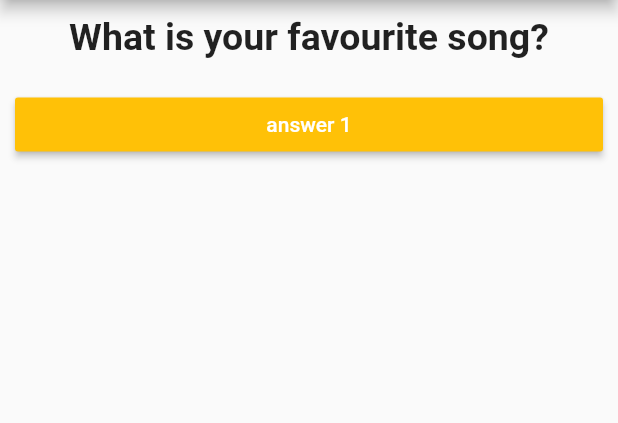
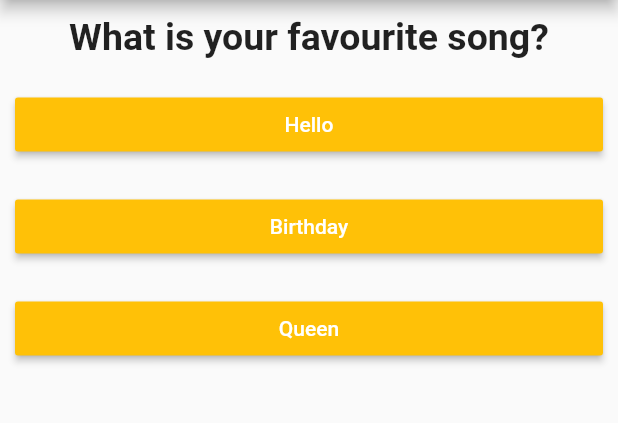
Before and after one commit to WinstonBrandon/QuizApp, a Flutter app: the screen it shows after launch, on a phone screen of 412 x 824 dp, the part 84-507 px from its top. Run offline on Flutter 3.47's test engine with Material 2 defaults, Android fonts, the phone set to English and light mode, and no system bars.

Commit message:
added dynamic answers

```diff
--- a/lib/answer.dart
+++ b/lib/answer.dart
@@ -2,8 +2,9 @@ import 'package:flutter/material.dart';
 
 class Answer extends StatelessWidget {
   final VoidCallback selectHandler;
+  final String answerText;
 
-  Answer(this.selectHandler);
+  Answer(this.selectHandler, this.answerText);
 
   Widget build(BuildContext context) {
     return Container(
@@ -12,7 +13,7 @@ class Answer extends StatelessWidget {
       child: RaisedButton(
           color: Colors.amber,
           textColor: Colors.white,
-          child: Text('answer 1'),
+          child: Text(answerText),
           onPressed: selectHandler),
     );
   }
--- a/lib/main.dart
+++ b/lib/main.dart
@@ -10,11 +10,11 @@ class MyApp extends StatefulWidget {
   @override
   State<StatefulWidget> createState() {
     // TODO: implement createState
-    return MyAppState();
+    return _MyAppState();
   }
 }
 
-class MyAppState extends State<MyApp> {
+class _MyAppState extends State<MyApp> {
   var _questionIndex = 0;
 
   void _answerQuestion() {
@@ -26,9 +26,18 @@ class MyAppState extends State<MyApp> {
   }
 
   var _questions = [
-    'What is your favourite song?',
-    'What is your name?',
-    'What is your profession?'
+    {
+      'questionText': 'What is your favourite song?',
+      'answer': ['Hello', 'Birthday', 'Queen']
+    },
+    {
+      'questionText': 'What is your name?',
+      'answer': ['Jameson', 'Jenny', 'Joba']
+    },
+    {
+      'questionText': 'What is your profession?',
+      'answer': ['Ahoe!', 'Deka a Mattie', 'Blissblaker', 'SnowconeFlowzone']
+    },
   ];
   @override
   Widget build(BuildContext context) {
@@ -39,8 +48,11 @@ class MyAppState extends State<MyApp> {
         ),
         body: Column(
           children: [
-            Question(_questions[_questionIndex]),
-            Answer(_answerQuestion),
+            Question(_questions[_questionIndex]['questionText'] as String),
+            ...(_questions[_questionIndex]['answer'] as List<String>)
+                .map((answer) {
+              return Answer(_answerQuestion, answer);
+            }).toList()
           ],
         ),
       ),
```
